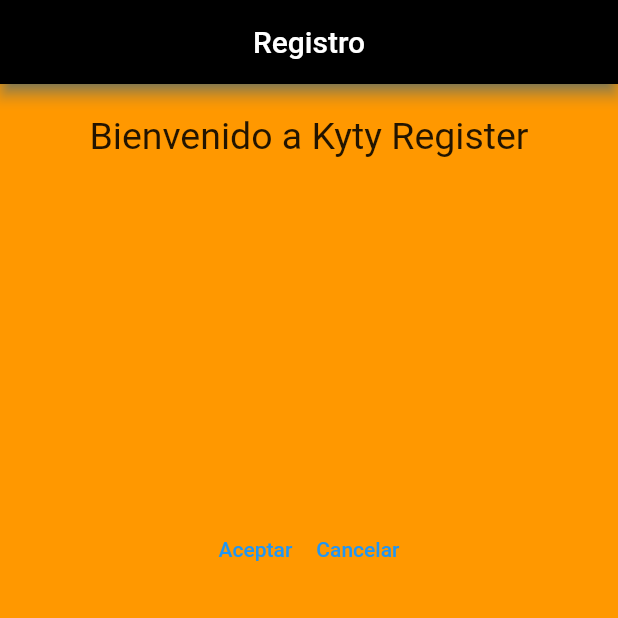
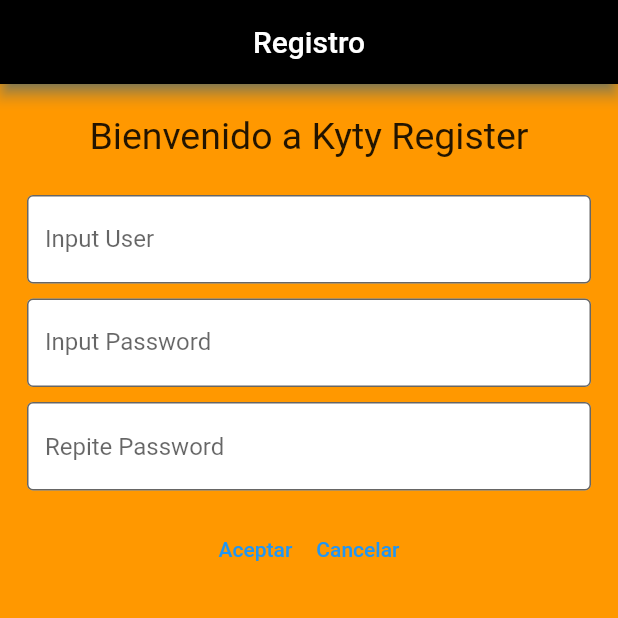
Before and after one commit to carlosguemes/KytyCarlosGuemes, a Flutter app: the screen it shows after launch, after a tap on "Registro", on a phone screen of 412 x 824 dp, the top half of it. Run offline on Flutter 3.47's test engine with Material 2 defaults, Android fonts, the light colour scheme and no system bars; our stand-ins replace cloud_firestore, firebase_auth, firebase_core; accounts and stored records are empty; generated files the repository leaves out were written again; network calls fail.

Commit message:
Duodécimo commit

```diff
--- /dev/null
+++ b/lib/KTPaddingText/PaddingClass.dart
@@ -0,0 +1,39 @@
+import 'package:flutter/material.dart';
+
+class PaddingClass extends StatelessWidget{
+
+  TextEditingController controlador;
+  String labelText;
+  bool esContrasenya;
+
+
+  PaddingClass({
+    required this.controlador,
+    required this.labelText,
+    required this.esContrasenya
+  });
+
+  @override
+  Widget build(BuildContext context) {
+    return Padding(
+      padding:EdgeInsets.symmetric(horizontal: Checkbox.width, vertical: 5),
+      child: Flexible(
+        child: SizedBox (child: SizedBox(width: 400,
+          child: TextFormField(
+            controller: controlador,
+            decoration: InputDecoration(
+              border: OutlineInputBorder(),
+              //hintText: 'Input Password',
+              labelText: labelText,
+              fillColor: Colors.white,
+              filled: true,
+            ),
+            obscureText: esContrasenya,
+          ),
+        )
+        ),
+      ),
+    );
+  }
+
+}
--- a/lib/OnBoarding/LoginView.dart
+++ b/lib/OnBoarding/LoginView.dart
@@ -90,10 +90,11 @@
 
       Row(mainAxisAlignment: MainAxisAlignment.center, children: [
         Padding(padding: EdgeInsets.symmetric(vertical: 10),
-          child: TextButton(onPressed: onClickAceptarLogin, child: Text("Aceptar")),),
+          child: TextButton(onPressed: onClickAceptarLogin, style: TextButton.styleFrom(foregroundColor: Colors.black),
+              child: Text("Aceptar")),),
 
         Padding(padding: EdgeInsets.symmetric(vertical: 10),
-          child: TextButton(onPressed: onClickRegistrar,
+          child: TextButton(onPressed: onClickRegistrar, style: TextButton.styleFrom(foregroundColor: Colors.black),
               child: Text("Registro")),)
       ],)
 
@@ -104,6 +105,7 @@
       centerTitle: true,
       shadowColor: Colors.blue,
       backgroundColor: Colors.black,
+      foregroundColor: Colors.cyanAccent,
     );
 
     Scaffold scaf = Scaffold(
--- a/lib/OnBoarding/RegisterView.dart
+++ b/lib/OnBoarding/RegisterView.dart
@@ -1,5 +1,6 @@
 import 'package:firebase_auth/firebase_auth.dart';
 import 'package:flutter/material.dart';
+import 'package:kyty/KTPaddingText/PaddingClass.dart';
 
 class RegisterView extends StatelessWidget{
 
@@ -53,38 +54,31 @@
       Padding(padding: EdgeInsets.symmetric(vertical: 10)),
       Text('Bienvenido a Kyty Register', style: TextStyle(fontSize: 25)),
       Padding(padding: EdgeInsets.symmetric(vertical: 10)),
-      Padding(
-        padding:EdgeInsets.symmetric(horizontal: 500, vertical: 5),
-        child: TextField(
-          controller: usernameController,
-          decoration: InputDecoration(
-            border: OutlineInputBorder(),
-            hintText: 'Input User',
+      PaddingClass(controlador: usernameController,
+          labelText: 'Input User',
+          esContrasenya: false
       ),
-        ),
+
+      PaddingClass(controlador: passwordController,
+          labelText: 'Input Password',
+          esContrasenya: true
       ),
 
       Padding(
-        padding:EdgeInsets.symmetric(horizontal: 500, vertical: 5),
-        child: TextFormField(
-          controller: passwordController,
-          decoration: InputDecoration(
-            border: OutlineInputBorder(),
-            hintText: 'Input Password',
-          ),
-          obscureText: true,
-        ),
-      ),
-
-      Padding(
-        padding:EdgeInsets.symmetric(horizontal: 500, vertical: 5),
+        padding:EdgeInsets.symmetric(horizontal: Checkbox.width, vertical: 5),
+        child: Flexible(
+          child: SizedBox(width: 400,
             child: TextFormField(
               controller: repasswordController,
               decoration: InputDecoration(
                 border: OutlineInputBorder(),
                 hintText: 'Repite Password',
+                fillColor: Colors.white,
+                filled: true,
               ),
               obscureText: true,
+            ),
+          ),
         ),
       ),
 
```
Lines whose indentation alone changed are shown as unchanged.
